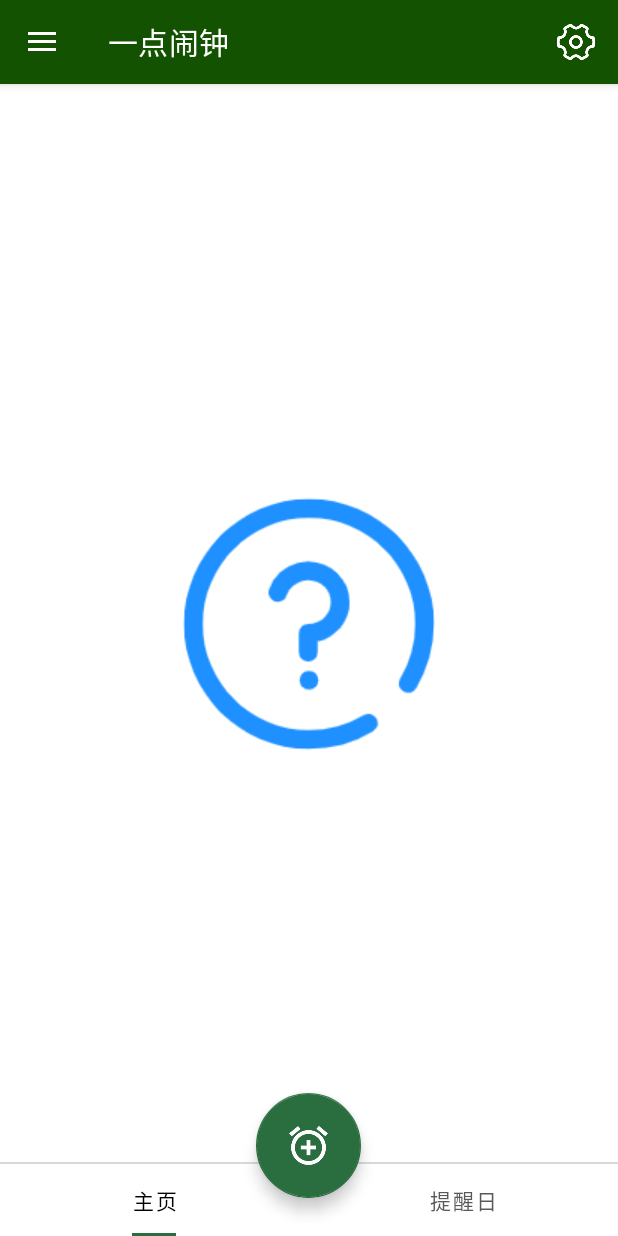
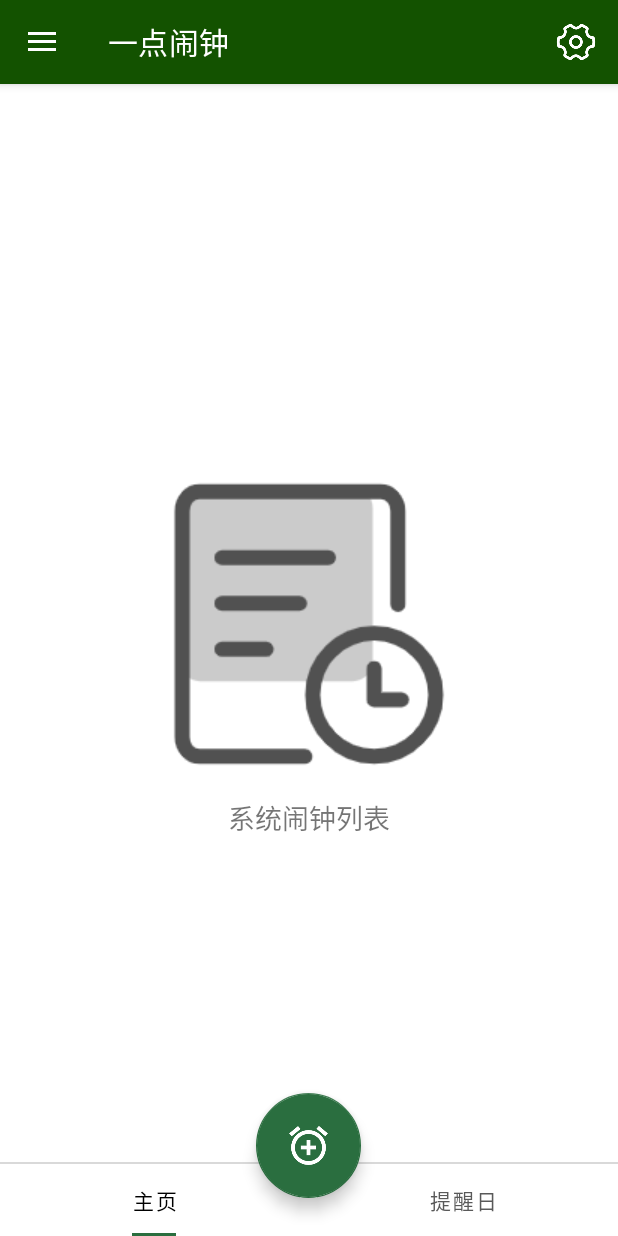
Before and after one commit to Huaguang-XinZhe/YidianClock, an Android app: the screen it shows after launch (MainActivity), on a phone screen of 412 x 824 dp. Run offline under Robolectric (Android 15) with nearby library versions, the light colour scheme and no system bars; libraries missing offline, so code that uses them is left out: com.loper7.date_time_picker, es.dmoral.toasty; 1 statement that could not run was skipped.

Commit message:
提交试验

```diff
--- a/app/src/main/assets/litepal.xml
+++ b/app/src/main/assets/litepal.xml
@@ -8,5 +8,6 @@
         <mapping class="com.example.yidianClock.model.LunchAlarm" />
         <mapping class="com.example.yidianClock.model.SleepAlarm" />
         <mapping class="com.example.yidianClock.model.Reminder"/>
+        <mapping class="com.example.yidianClock.model.SolarFestival"/>
     </list>
 </litepal>
--- a/app/src/main/java/com/example/yidianClock/activity/MainActivity.java
+++ b/app/src/main/java/com/example/yidianClock/activity/MainActivity.java
@@ -45,6 +45,7 @@ import com.example.yidianClock.adapter.MyFSAdapter;
 import com.example.yidianClock.adapter.ReminderAdapter;
 import com.example.yidianClock.alarm.YDAlarm;
 import com.example.yidianClock.databinding.ActivityMainBinding;
+import com.example.yidianClock.databinding.FragmentHomeBinding;
 import com.example.yidianClock.databinding.FragmentReminderdayBinding;
 import com.example.yidianClock.fragment.HomeFragment;
 import com.example.yidianClock.fragment.ReminderDayFragment;
@@ -65,6 +66,7 @@ import org.litepal.LitePal;
 
 import java.text.SimpleDateFormat;
 import java.util.ArrayList;
+import java.util.Calendar;
 import java.util.Date;
 import java.util.List;
 import java.util.Locale;
@@ -88,6 +90,8 @@ public class MainActivity extends AppCompatActivity {
     public ReminderAdapter adapter;
     //引用ReminderDayFragment的layoutManager
     public RecyclerView.LayoutManager layoutManager;
+    //引用HomeFragment的Binding
+    public FragmentHomeBinding fhBinding;
     String sourceText;
     String timeStr;
     //String对象在类中如果一开始不初始化，那么他的初始值将默认为null
@@ -105,6 +109,10 @@ public class MainActivity extends AppCompatActivity {
      * 时间输入是否来自输入框
      */
     boolean isFromInput = true;
+    /**
+     * 提醒日到期闹铃提示文本，没到期为空字符串
+     */
+    String content;
 
     @Override
     protected void onCreate(Bundle savedInstanceState) {
@@ -142,7 +150,8 @@ public class MainActivity extends AppCompatActivity {
         // TODO: 2022/12/7 将这里计算得到的最近目标日传给fragment引用
         //获取数据库中离现在最近的目标日
         Date latestGoalDate = MyUtils.getTheLatestGoalDate();
-        setReminder(latestGoalDate);
+        content = setReminder(latestGoalDate);
+        Log.i("getSongsList", "content = " + content);
 
         //数据初始化
         //fragment数据
@@ -210,17 +219,20 @@ public class MainActivity extends AppCompatActivity {
                     }
                     fab.setImageResource(R.drawable.add);
                 } else {
+                    //以下代码启动后就会执行，但此时OnCreate和主页Fragment已经加载好了
                     //延迟一下，让软键盘先下去
                     long delayMillis = sp.getLong("delayMillis", 200);
                     //原来底部复现（只有fab没显示才执行）
                     if (fab.getVisibility() == View.GONE) {
-                        Log.i("getSongsList", "delayMillis = " + delayMillis);
                         new Handler().postDelayed(() -> {
                             fab.setVisibility(View.VISIBLE);
                             mainBinding.tabLayoutNav.setVisibility(View.VISIBLE);
                         }, delayMillis);
                     }
                     fab.setImageResource(R.drawable.alarm);
+                    //注意，这行代码不能放在OnCreate中，fhBinding为null
+                    //设置主页的今日提示（数据库操作，耗时）
+                    setHomeTipToday();
                 }
 
                 //fab短按监听
@@ -228,6 +240,8 @@ public class MainActivity extends AppCompatActivity {
                     if (position == 0) {
                         //主页点击
                         alarm.setFinally();
+
+
                     } else {
                         //提醒日点击
                         //在此对EditText初次实例化
@@ -612,35 +626,35 @@ public class MainActivity extends AppCompatActivity {
     /**
      * 判断数据库中的目标日是否到期（当天或提前指定天数），如果到期就设置闹钟提醒，默认9：00
      * @param latestGoalDate 离现在最近的目标日
+     * @return 闹铃提示文本；返回空串表示目标日当天或其前一天都没到期
      */
-    private void setReminder(Date latestGoalDate) {
-        String s1;
+    private String setReminder(Date latestGoalDate) {
+        Log.i("getSongsList", "setReminder执行");
+        String content = "";
+        String s1 = "";
+        String s2 = "";
         int dueDays = MyUtils.dueAFewDaysEarly(latestGoalDate);
         //提前一天、当天才会执行
         //构建提醒字符串的第一部分
         if (dueDays == 1) {
-            if (!sp.getBoolean("aDayInAdvance", false)) {
-                s1 = "明天是";
-                _setReminder(latestGoalDate, s1);
-                //设置完后更新sp
-                sp.edit().putBoolean("aDayInAdvance", true).apply();
+            s1 = "明天是：";
+        } else if (dueDays == 0) {
+            s1 = "今天是：";
         }
-        } else if (dueDays == 0) {
-            if (!sp.getBoolean("dueOnTheSameDay", false)) {
-                s1 = "今天是";
-                _setReminder(latestGoalDate, s1);
-                //设置完后更新sp
-                sp.edit().putBoolean("dueOnTheSameDay", true).apply();
+        Calendar calendar = Calendar.getInstance();
+        //今天是在今年的第几天
+        int today = calendar.get(Calendar.DAY_OF_YEAR);
+        Log.i("getSongsList", "today = " + today);
+        //是新的一天就执行（默认值为-1，保证第一次一定能够执行）
+        if (today != sp.getInt("today", -1)) {
+            //第一次允许执行
+            //以下代码，一天只能执行一次
+
+            if (!LitePal.isExist(Reminder.class)) {
+                //在没有添加提醒事项之前，直接退出
+                return content;
             }
-        }
-
-    }
-
-    /**
-     * 以上函数的附属函数，为了实现复用和一天只执行一次
-     */
-    private void _setReminder(Date latestGoalDate, String s1) {
-        String s2 = "";
+            //数据库中存在数据时才需要执行以下逻辑
             //通过目标日到数据库中获取该行其他列的数据
             List<Reminder> reminderList = LitePal.select("label", "title")//只查找label和title列
                     .where("goalDate = ?", latestGoalDate.getTime() + "")//找到值等于goalDate的那一行
@@ -653,10 +667,50 @@ public class MainActivity extends AppCompatActivity {
                 s2 = label;
             }
             String title = reminderList.get(0).getTitle();
-        String content = s1 + title + s2;
+            content = s1 + title + s2;
             // TODO: 2022/12/7 这里目前是默认9：00提醒，之后要根据当天的起床时间来设定提醒时间
             alarm.set("9:00", content);
             Toasty.success(this, "提醒设置成功", Toasty.LENGTH_SHORT).show();
+
+            sp.edit().putInt("today", today).apply();
+        }
+
+        return content;
+    }
+
+    /**
+     * 设置主页的今日提示
+     */
+    private void setHomeTipToday() {
+        String text = "";
+        if (content.isEmpty()) {
+            Log.i("getSongsList", "content.isEmpty执行！");
+            Calendar calendar = Calendar.getInstance();
+            //今天是在今年的第几天
+            int today2 = calendar.get(Calendar.DAY_OF_YEAR);
+            //是新的一天就执行（默认值为-1，保证第一次一定能够执行）
+            if (today2 != sp.getInt("today2", -1)) {
+                //第一次允许执行
+                //以下代码，一天只能执行一次
+
+                //获取今天的节日、节气名（第一次执行要进行数据库操作，注意耗时和执行位置）
+                String name = MyUtils.getFestivalOrTermName(this);
+                Log.i("getSongsList", "name = " + name);
+                if (name.isEmpty()) {
+                    return;
+                }
+                text = "今天是：" + name;
+                //有text才让它显现
+                fhBinding.cardHome.setVisibility(View.VISIBLE);
+
+                sp.edit().putInt("today2", today2).apply();
+            }
+
+        } else {
+            text = content;
+            fhBinding.cardHome.setVisibility(View.VISIBLE);
+        }
+        fhBinding.tipHome.setText(text);
     }
 
 }
--- a/app/src/main/java/com/example/yidianClock/alarm/YDAlarm.java
+++ b/app/src/main/java/com/example/yidianClock/alarm/YDAlarm.java
@@ -282,7 +282,7 @@ public class YDAlarm {
     /**
      * 打开闹钟列表
      */
-    public void showAlarm() {
+    public static void showAlarm(Context context) {
         Intent intent = new Intent(AlarmClock.ACTION_SHOW_ALARMS);
         context.startActivity(intent);
     }
--- a/app/src/main/java/com/example/yidianClock/fragment/HomeFragment.java
+++ b/app/src/main/java/com/example/yidianClock/fragment/HomeFragment.java
@@ -11,6 +11,8 @@ import android.widget.Toast;
 import androidx.annotation.NonNull;
 import androidx.fragment.app.Fragment;
 
+import com.example.yidianClock.activity.MainActivity;
+import com.example.yidianClock.alarm.YDAlarm;
 import com.example.yidianClock.databinding.FragmentHomeBinding;
 
 public class HomeFragment extends Fragment {
@@ -27,10 +29,23 @@ public class HomeFragment extends Fragment {
 
         fhBinding = FragmentHomeBinding.inflate(inflater, container, false);
 //        return inflater.inflate(R.layout.fragment_home, container, false);
-        fhBinding.imageHelp.setOnClickListener(v -> {
-            Toast.makeText(context, "你点击了帮助图片", Toast.LENGTH_SHORT).show();
+        //主页图片点击监听
+        fhBinding.imageAlarmList.setOnClickListener(v -> {
+            //跳转到系统闹钟列表
+            YDAlarm.showAlarm(context);
         });
 
         return fhBinding.getRoot();
     }
+
+    @Override
+    public void onStart() {
+        super.onStart();
+        //获取MainActivity的引用
+        MainActivity activity = (MainActivity) getActivity();
+        if (activity != null) {
+            //为activity传入相关引用
+            activity.fhBinding = fhBinding;
+        }
+    }
 }
--- /dev/null
+++ b/app/src/main/java/com/example/yidianClock/model/SolarFestival.java
@@ -0,0 +1,41 @@
+package com.example.yidianClock.model;
+
+import org.litepal.crud.LitePalSupport;
+
+import java.util.Date;
+
+public class SolarFestival extends LitePalSupport {
+    int id;
+    String name;
+    Date date;
+    // TODO: 2022/12/7 这里可以存储节日、节气简介
+
+    public SolarFestival(String name, Date date) {
+        this.name = name;
+        this.date = date;
+    }
+
+    public String getName() {
+        return name;
+    }
+
+    public void setName(String name) {
+        this.name = name;
+    }
+
+    public Date getDate() {
+        return date;
+    }
+
+    public void setDate(Date date) {
+        this.date = date;
+    }
+
+    public int getId() {
+        return id;
+    }
+
+    public void setId(int id) {
+        this.id = id;
+    }
+}
--- a/app/src/main/java/com/example/yidianClock/receiver/UnlockReceiver.java
+++ b/app/src/main/java/com/example/yidianClock/receiver/UnlockReceiver.java
@@ -25,7 +25,7 @@ public class UnlockReceiver extends BroadcastReceiver {
                 .compareTo(new TimePoint(limitAlarmTime)) <= 0;
         if (!isMoreAndCloseTo && sp.getBoolean("isTargetAlarmSet", false) && !isBeforeLimit) {
             //打开闹钟列表
-            new YDAlarm(context).showAlarm();
+            YDAlarm.showAlarm(context);
             Toast.makeText(context, "请手动删除所有睡前闹钟", Toast.LENGTH_LONG).show();
         }
         //一解锁就应该设为false，不管是中途醒来，还是后来的关闭闹钟
--- a/app/src/main/java/com/example/yidianClock/time_conversions/Festival.java
+++ b/app/src/main/java/com/example/yidianClock/time_conversions/Festival.java
@@ -211,7 +211,6 @@ public class Festival {
         }
         //获取公历中的月
         int month = TERM_MONTH[termIndex];
-        Log.i("getSongsList", "solarTerm2dateStr: yearStr = " + yearStr);
         return yearStr + "-" + addZero(month) + "-" + addZero(day);
     }
 
--- a/app/src/main/java/com/example/yidianClock/time_conversions/MatchStandardization.java
+++ b/app/src/main/java/com/example/yidianClock/time_conversions/MatchStandardization.java
@@ -343,7 +343,7 @@ public class MatchStandardization {
      * @param deepMatchedStr 对原始时间字符串进行深入匹配得到到该种类型的时间字符串，如上示例
      * @return 标准日期，如：2001-11-09
      */
-    private static String conversions_festival(String year, String deepMatchedStr) {
+    public static String conversions_festival(String year, String deepMatchedStr) {
         String date;
         //不为空串
 //        String year = conversionsYear(deepMatchedStr);
--- a/app/src/main/java/com/example/yidianClock/utils/MyUtils.java
+++ b/app/src/main/java/com/example/yidianClock/utils/MyUtils.java
@@ -4,10 +4,12 @@ import android.annotation.SuppressLint;
 import android.app.Activity;
 import android.content.ContentValues;
 import android.content.Context;
+import android.content.SharedPreferences;
 import android.database.Cursor;
 import android.media.AudioAttributes;
 import android.media.AudioManager;
 import android.media.Ringtone;
+import android.media.session.PlaybackState;
 import android.net.Uri;
 import android.os.Build;
 import android.os.Handler;
@@ -24,6 +26,7 @@ import androidx.annotation.RequiresApi;
 
 import com.example.yidianClock.alarm.YDAlarm;
 import com.example.yidianClock.model.Reminder;
+import com.example.yidianClock.model.SolarFestival;
 import com.example.yidianClock.time_conversions.Festival;
 import com.example.yidianClock.time_conversions.MatchStandardization;
 import com.example.yidianClock.utils.timeUtils.Age;
@@ -44,6 +47,7 @@ public class MyUtils {
     private static MyUtils myUtils;
     Context context;
     InputMethodManager manager;
+    static int currentYear = Calendar.getInstance().get(Calendar.YEAR);
 
     private MyUtils(Context context) {
         this.context = context;
@@ -55,6 +59,77 @@ public class MyUtils {
             myUtils = new MyUtils(context);
         }
         return myUtils;
+    }
+
+    /**
+     * 获取当天的节日、节气名
+     * @return 如果今天不是节日、节气，就返回空字符串
+     */
+    public static String getFestivalOrTermName(Context context) {
+        //计算节日、节气的日期，一年执行一次
+        calDate(context);
+        //从数据库中查询数据
+        List<SolarFestival> list = LitePal.findAll(SolarFestival.class);
+        //获取今天日期的标准化表示
+        String currentDate = getCurrentDate();
+        //遍历得到的SolarFestival列表
+        for (SolarFestival festival : list) {
+            Date sfDate = festival.getDate();
+            //节日、节气还没过
+            if (sfDate.after(new Date())) {
+                //转换成标准化日期进行比较，相等就代表节日、节气是在今天
+                if (getStandardTime(sfDate).equals(currentDate)) {
+                    return festival.getName();
+                }
+            }
+        }
+        //如果今天不是节日、节气，就默认返回空字符串
+        return "";
+    }
+
+    /**
+     * 计算节日节气在今年的具体日期，并储存或更新到数据库（一年只执行一次）
+     */
+    public static void calDate(Context context) {
+        //在录节日节气名称数组
+        final String[] solar_festivalArr = new String[] {
+                "春节", "除夕", "鬼节", "母亲节", "父亲节", "劳动节",
+                "儿童节", "情人节", "高考", "元旦", "元宵", "端午", "中秋", "重阳", "国庆", "七夕", "圣诞",
+                "立春", "雨水", "惊蛰", "春分", "清明", "谷雨", "立夏", "小满", "芒种", "夏至", "小暑",
+                "大暑", "立秋", "处暑", "白露", "秋分", "寒露", "霜降", "立冬", "小雪", "大雪", "冬至", "小寒", "大寒"
+        };
+        //以下代码能实现一年执行一次
+        SharedPreferences sp = context.getSharedPreferences("sp", Context.MODE_PRIVATE);
+        //新的一年，重新计算每个节日、节气在今年的具体日期
+        if (currentYear != sp.getInt("lastYear", 2021)) {
+            //第一次一定执行，因为2021已经过了
+            Log.i("getSongsList", "一年执行一次，执行！");
+            boolean isTableExist = LitePal.isExist(SolarFestival.class);
+            ContentValues values = new ContentValues();
+
+            //循环遍历，逐个计算这些节日节气在今年的具体日期，并存储到数据库中
+            for (String name : solar_festivalArr) {
+                //得到计算后的标准化时间
+                String standardTime = MatchStandardization.conversions_festival(currentYear + "", name);
+                Date date = getDate(standardTime);
+                SolarFestival solarFestival = new SolarFestival(name, date);
+
+                if (!isTableExist) {
+                    //如果该表不存在，就保存创建
+                    //转化成Date型存储到数据库
+                    solarFestival.save();
+                } else {
+                    //如果已经存在，那么就更新Date数据
+                    values.put("date", date.getTime());
+                    LitePal.update(SolarFestival.class, values, solarFestival.getId());
+                }
+
+            }
+
+            //计算完成并存储后，将上一年设为今年（更新）
+            sp.edit().putInt("lastYear", currentYear).apply();
+        }
+
     }
 
     /**
@@ -284,6 +359,14 @@ public class MyUtils {
     }
 
     /**
+     * 将Date对象转换为标准化日期
+     */
+    public static String getStandardTime(Date date) {
+        SimpleDateFormat format = new SimpleDateFormat("yyyy-MM-dd", Locale.CHINESE);
+        return format.format(date);
+    }
+
+    /**
      * 获取现在的时间
      * @return 标准格式，如：01:14
      */
--- a/app/src/main/res/layout/fragment_home.xml
+++ b/app/src/main/res/layout/fragment_home.xml
@@ -1,18 +1,63 @@
 <?xml version="1.0" encoding="utf-8"?>
 <RelativeLayout xmlns:android="http://schemas.android.com/apk/res/android"
     xmlns:tools="http://schemas.android.com/tools"
+    xmlns:app="http://schemas.android.com/apk/res-auto"
     android:layout_width="match_parent"
     android:layout_height="match_parent"
     tools:context=".fragment.HomeFragment">
 
+    <com.google.android.material.card.MaterialCardView
+        android:id="@+id/card_home"
+        android:layout_width="match_parent"
+        android:layout_height="wrap_content"
+        android:layout_marginStart="15dp"
+        android:layout_marginEnd="15dp"
+        android:layout_marginTop="20dp"
+        app:cardBackgroundColor="@color/gray_code_bg"
+        android:visibility="gone">
+
+        <LinearLayout
+            android:layout_width="match_parent"
+            android:layout_height="wrap_content"
+            android:padding="15dp">
+
+            <ImageView
+                android:layout_width="25dp"
+                android:layout_height="25dp"
+                android:layout_marginEnd="15dp"
+                android:src="@drawable/dot_flame"
+                android:layout_gravity="center_vertical"/>
+
+            <TextView
+                android:id="@+id/tip_home"
+                android:layout_width="match_parent"
+                android:layout_height="wrap_content"
+                android:text="今天是：……"
+                android:textSize="20sp"
+                android:textColor="@color/black_light"/>
+
+        </LinearLayout>
+
+    </com.google.android.material.card.MaterialCardView>
+
     <ImageView
-        android:id="@+id/image_help"
+        android:id="@+id/image_alarmList"
         android:layout_width="wrap_content"
         android:layout_height="wrap_content"
         android:layout_centerInParent="true"
+        android:background="?android:attr/selectableItemBackgroundBorderless"
         android:clickable="true"
         android:focusable="true"
-        android:background="?android:attr/selectableItemBackground"
-        android:src="@drawable/help"/>
+        android:src="@drawable/alarm_list" />
+
+    <TextView
+        android:layout_width="wrap_content"
+        android:layout_height="wrap_content"
+        android:text="系统闹钟列表"
+        android:layout_below="@id/image_alarmList"
+        android:layout_centerHorizontal="true"
+        android:layout_marginTop="15dp"
+        android:textSize="18sp"/>
+
 
 </RelativeLayout>
--- a/app/src/main/res/values/colors.xml
+++ b/app/src/main/res/values/colors.xml
@@ -21,4 +21,6 @@
     <color name="blue">#3742fa</color>
     <color name="gray_light_bg_input">#f1f2f6</color>
     <color name="brown">#644d31</color>
+    <color name="gray_code_bg">#f8f9fa</color>
+    <color name="black_light">#3b3a39</color>
 </resources>
```
Also changed, not shown: app/src/main/java/com/example/yidianClock/adapter/ReminderAdapter.java (+9 -1 lines), app/src/main/res/drawable/alarm_home.jpeg (deleted), app/src/main/res/drawable/alarm_list.png (added), app/src/main/res/drawable/dot_flame.png (added). Lines whose indentation alone changed are shown as unchanged.
